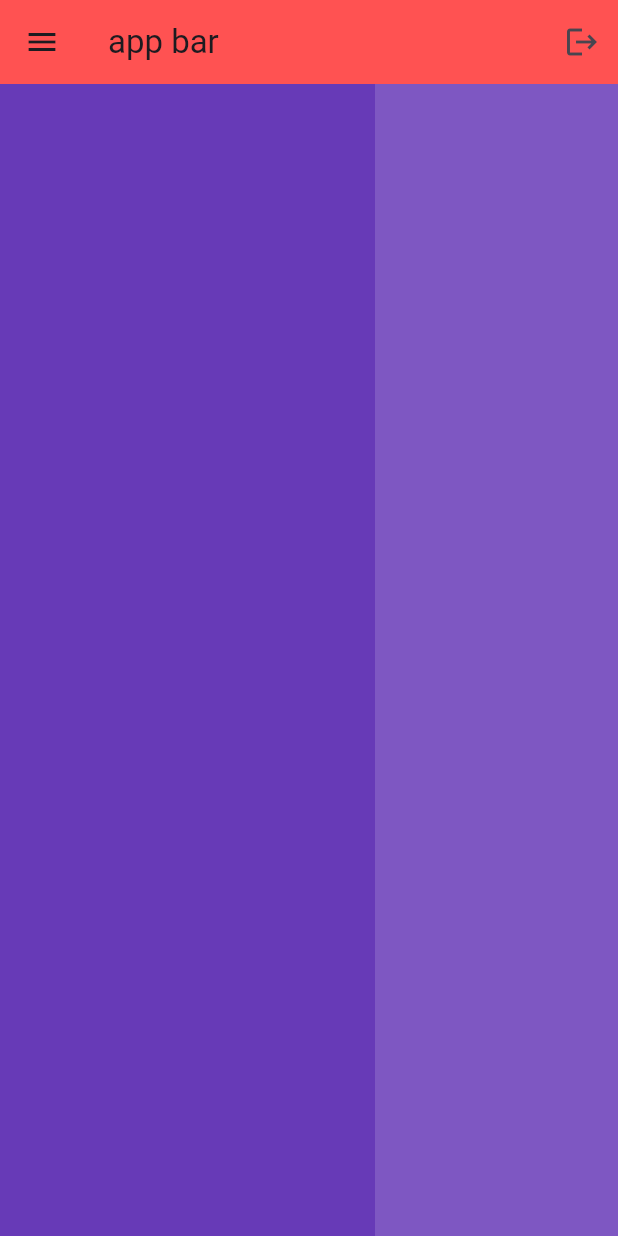
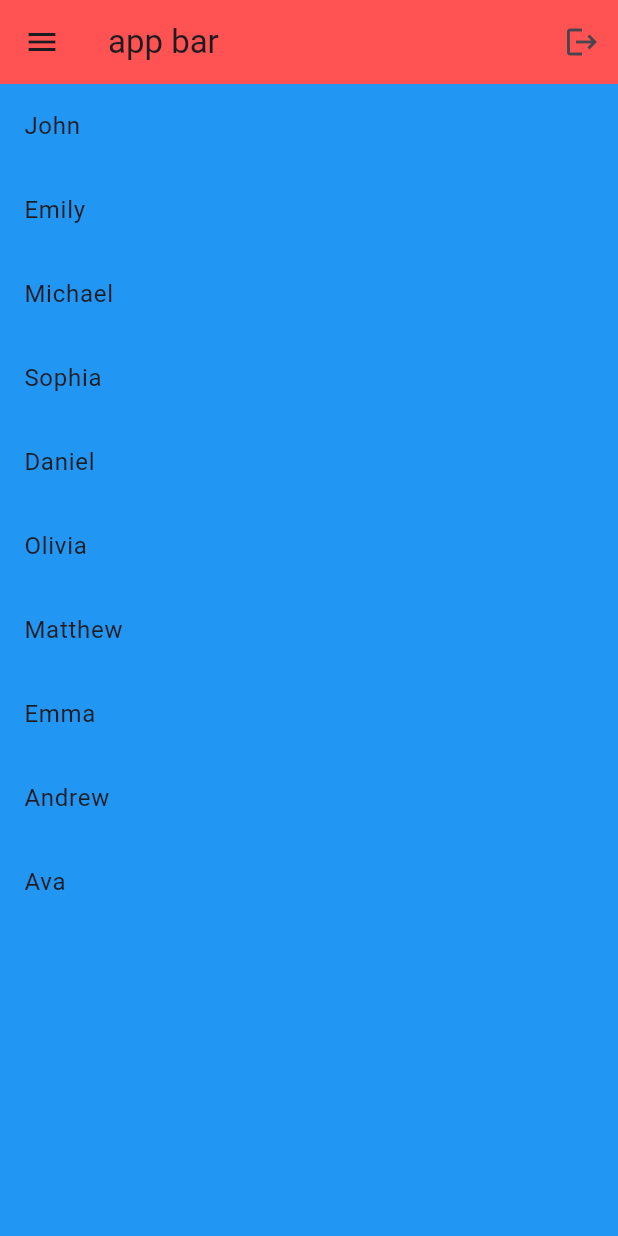
Before and after one commit to Zack-19/flutter-tut-, a Flutter app: the screen it shows after launch, on a phone screen of 412 x 824 dp. Run offline on Flutter 3.47's test engine with Material 3 defaults, Android fonts, the phone set to English and light mode, and no system bars.

Commit message:
listview + itembuilder

```diff
--- a/lib/main.dart
+++ b/lib/main.dart
@@ -4,13 +4,24 @@ import 'package:flutter/material.dart';
 import 'package:flutter/rendering.dart';
 
 void main() {
-  runApp(const MyApp());
+  runApp(MyApp());
 }
 
 // ignore: must_be_immutable
 class MyApp extends StatelessWidget {
-  const MyApp({super.key});
-
+  MyApp({super.key});
+  List names = [
+    'John',
+    'Emily',
+    'Michael',
+    'Sophia',
+    'Daniel',
+    'Olivia',
+    'Matthew',
+    'Emma',
+    'Andrew',
+    'Ava',
+  ];
   @override
   Widget build(BuildContext context) {
     return MaterialApp(
@@ -41,7 +52,7 @@ class MyApp extends StatelessWidget {
             ),
           ),
         ),*/
-        body: ListView(
+          /*body: ListView(
           scrollDirection: Axis.horizontal,
           children: [
             Container(
@@ -60,8 +71,12 @@ class MyApp extends StatelessWidget {
               color: Colors.deepPurple[200],
             ),
           ],
-        ),
-      ),
+        ),*/
+          body: ListView.builder(
+              itemCount: names.length,
+              itemBuilder: (context, index) => ListTile(
+                    title: Text(names[index]),
+                  ))),
     );
   }
 }
```
Lines whose indentation alone changed are shown as unchanged.
